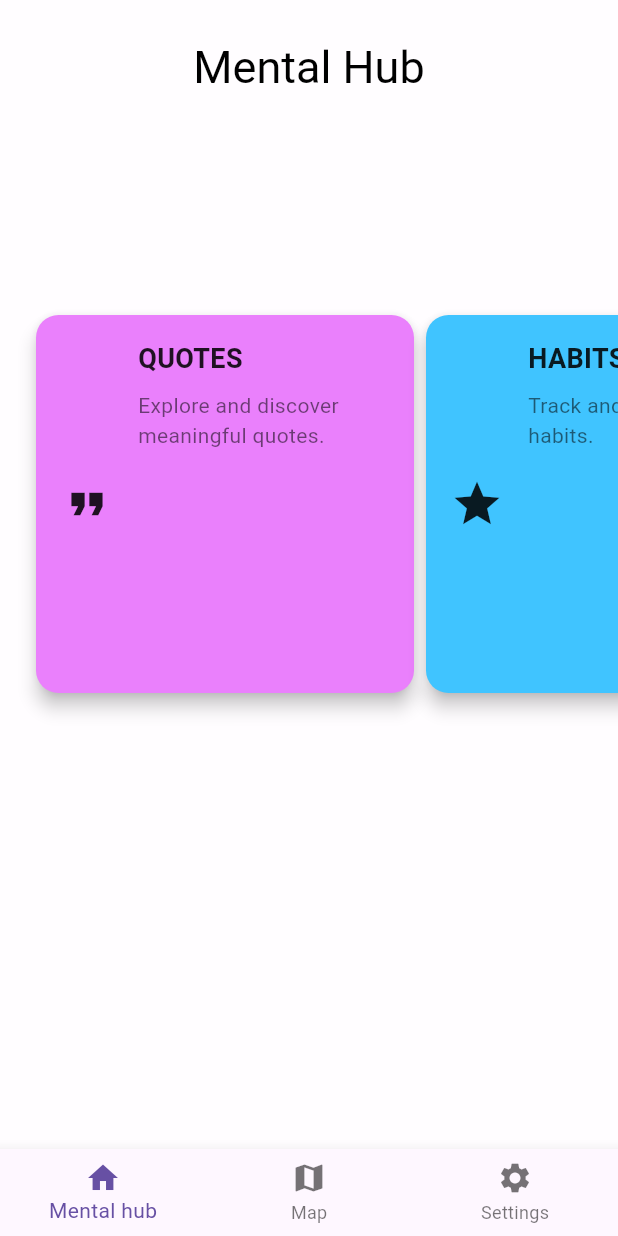
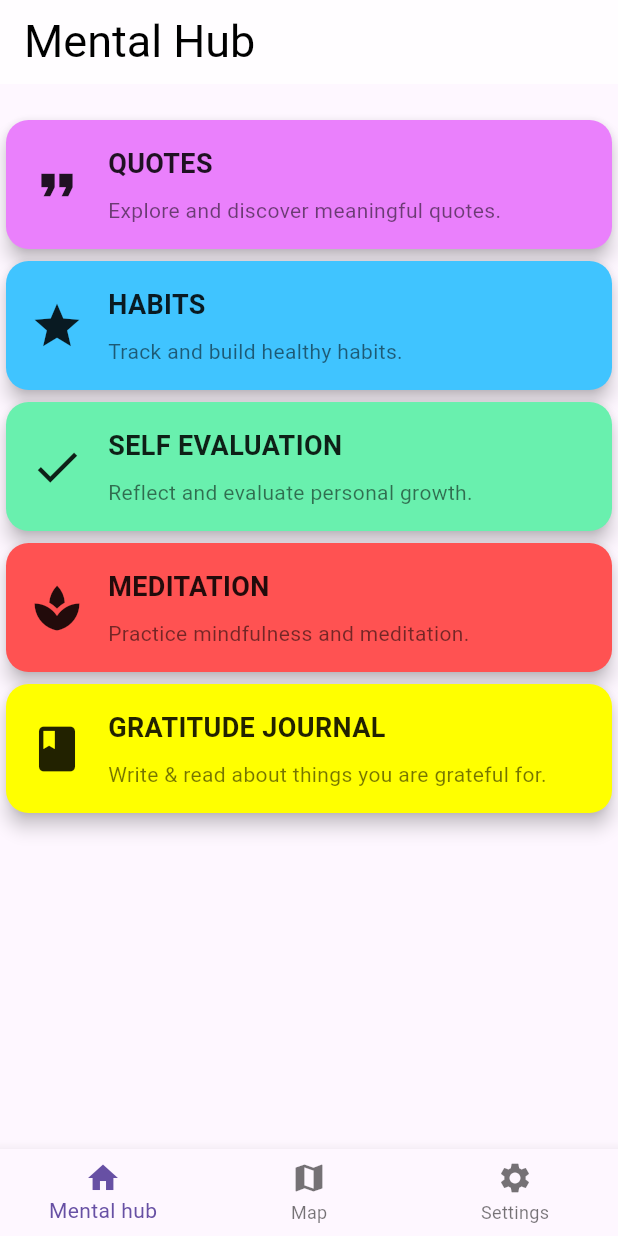
Before and after one commit to DamjanVincic/gdsc-solution-challenge, a Flutter app: the screen it shows after launch, on a phone screen of 412 x 824 dp. Run offline on Flutter 3.47's test engine with Material 3 defaults, Android fonts, the phone set to English and light mode, and no system bars; our stand-ins replace fl_chart, flutter_local_notifications, google_maps_flutter, location, permission_handler, share and 3 more; missing offline and left inert: flutter_config; network calls fail.

Commit message:
Reverted hub screen to scrollable list, cleaned up settings screen, commented notification timer due to bug

```diff
--- a/lib/src/screens/hub_screen.dart
+++ b/lib/src/screens/hub_screen.dart
@@ -25,26 +25,24 @@ class HubScreen extends StatelessWidget {
   @override
   Widget build(BuildContext context) {
     return Scaffold(
-      appBar: AppBar(
-        title: const Padding(
-            padding: EdgeInsets.only(top: 35.0),
-            child: Center(
-                child: Text(
+      body: CustomScrollView(
+        slivers: <Widget>[
+          SliverAppBar(
+            title: const Text(
               'Mental Hub',
               style: TextStyle(
                 color: Colors.black,
                 fontSize: 30,
               ),
-                ))),
+            ),
             backgroundColor: primaryColor,
+            pinned: true,
           ),
-      body: Container(
-        color: primaryColor,
-        child: GridView.count(
-          scrollDirection: Axis.horizontal,
-          crossAxisCount: 1,
-          padding: const EdgeInsets.fromLTRB(20, 150, 20, 300),
-          children: [
+          SliverPadding(
+            padding: EdgeInsets.symmetric(vertical: 20.0),
+            sliver: SliverList(
+              delegate: SliverChildListDelegate(
+                [
                   HubButton(
                     onPressed: () => _navigateToQuoteListScreen(context),
                     label: 'QUOTES',
@@ -78,15 +76,20 @@ class HubScreen extends StatelessWidget {
                     description: 'Practice mindfulness and meditation.',
                   ),
                   HubButton(
-              onPressed: () => _navigateToGratitudeJournalScreen(context),
+                    onPressed: () =>
+                        _navigateToGratitudeJournalScreen(context),
                     label: 'GRATITUDE JOURNAL',
                     icon: Icons.book,
                     backgroundColor: Colors.yellowAccent,
                     textColor: accentColor,
-              description: 'Write & read about things you are grateful for.',
+                    description:
+                    'Write & read about things you are grateful for.',
                   ),
                 ],
               ),
+            ),
+          ),
+        ],
       ),
     );
   }
```
Also changed, not shown: lib/src/screens/settings_screen.dart (+22 -64 lines), lib/src/services/notification_service.dart (+14 -8 lines). Lines whose indentation alone changed are shown as unchanged.
